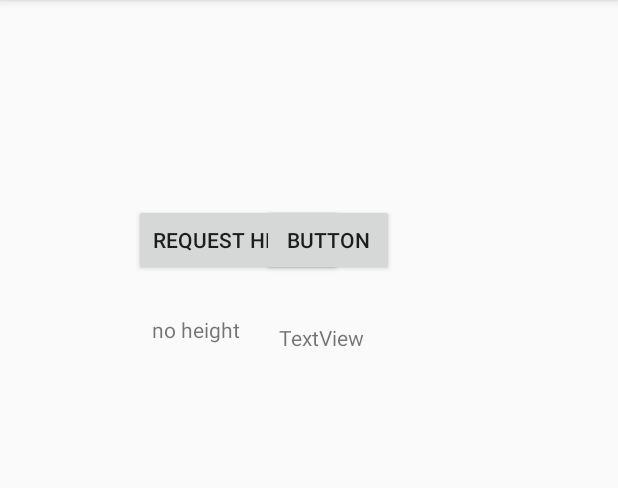
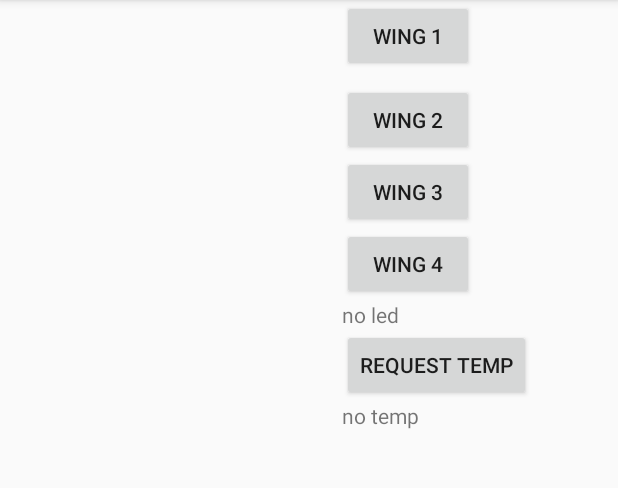
Before and after one commit to harelon/Drones, an Android app: the RequestActivity screen opened directly, with no data from a screen before it, on a phone screen of 412 x 824 dp, the part 84-572 px from its top. Run offline under Robolectric (Android 15) with nearby library versions, the light colour scheme and no system bars.

Commit message:
done mission 6
Signed-off-by: Harel Bar <harel.games@gmail.com>

```diff
--- a/DroneScreen/app/src/main/java/com/example/dronescreen/MessageHandler.java
+++ b/DroneScreen/app/src/main/java/com/example/dronescreen/MessageHandler.java
@@ -1,6 +1,8 @@
 package com.example.dronescreen;
 
 public interface MessageHandler {
-    void onMessage(ColorResponse msg);
-    void onMessage(HeightResponse msg);
+//    void onMessage(ColorResponse msg);
+////    void onMessage(HeightResponse msg);
+    void onMessage(LedResponse msg);
+    void onMessage(TemperatureResponse msg);
 }
--- a/DroneScreen/app/src/main/java/com/example/dronescreen/MessageHeader.java
+++ b/DroneScreen/app/src/main/java/com/example/dronescreen/MessageHeader.java
@@ -19,7 +19,9 @@ class MessageHeader {
         REQUEST_ANGULAR_ORIENTATION (13),
         RESPONSE_ANGULAR_ORIENTATION (14),
         REQUEST_SERVO_DROP (15),
-        RESPONSE_SERVO_DROP(16);
+        RESPONSE_SERVO_DROP(16),
+        REQUEST_LED_ON(17),
+        RESPONSE_LED_ON(18);
 
         private final byte _typeNumber;
         Type(int typeNumber) {
--- a/DroneScreen/app/src/main/java/com/example/dronescreen/ReadWriteThread.java
+++ b/DroneScreen/app/src/main/java/com/example/dronescreen/ReadWriteThread.java
@@ -40,7 +40,7 @@ public class ReadWriteThread extends Thread {
                 // Read from the InputStream
                 //Blocking function!!!!!!!!!!!!!!!!
                 bytes += inputStream.read(buffer,bytes,1);
-                Log.d("bluetoothModule", "bytes read " + buffer[bytes-1]);
+                Log.d("bluetoothModule", "bytes read " + (int)(buffer[bytes-1]&0xFF));
                 Log.d("bytes", Integer.toString(bytes));
 
                 if(bytes==buffer[0])
--- a/DroneScreen/app/src/main/res/layout/request_activity.xml
+++ b/DroneScreen/app/src/main/res/layout/request_activity.xml
@@ -1,5 +1,5 @@
 <?xml version="1.0" encoding="utf-8"?>
-<androidx.constraintlayout.widget.ConstraintLayout xmlns:android="http://schemas.android.com/apk/res/android"
+<LinearLayout xmlns:android="http://schemas.android.com/apk/res/android"
     xmlns:app="http://schemas.android.com/apk/res-auto"
     xmlns:tools="http://schemas.android.com/tools"
     android:layout_width="match_parent"
@@ -7,49 +7,125 @@
     android:orientation="vertical"
     tools:context=".RequestActivity">
 
+<!--    <Button-->
+<!--        android:id="@+id/requestHeight"-->
+<!--        android:layout_width="wrap_content"-->
+<!--        android:layout_height="wrap_content"-->
+<!--        android:layout_marginVertical="30dp"-->
+<!--        android:layout_marginStart="100dp"-->
+<!--        android:layout_marginLeft="100dp"-->
+<!--        android:layout_marginTop="30dp"-->
+<!--        android:onClick="requestHeight"-->
+<!--        android:text="@string/request_height"-->
+<!--        app:layout_constraintBottom_toBottomOf="@+id/requestColor"-->
+<!--        app:layout_constraintStart_toStartOf="parent"-->
+<!--        app:layout_constraintTop_toTopOf="@+id/requestColor" />-->
+
+<!--    <Button-->
+<!--        android:id="@+id/requestColor"-->
+<!--        android:layout_width="wrap_content"-->
+<!--        android:layout_height="wrap_content"-->
+<!--        android:layout_marginVertical="30dp"-->
+<!--        android:layout_marginTop="30dp"-->
+<!--        android:layout_marginBottom="30dp"-->
+<!--        android:onClick="requestColor"-->
+<!--        android:text="Request Color"-->
+<!--        app:layout_constraintTop_toTopOf="@id/requestHeight"-->
+<!--        tools:layout_editor_absoluteX="356dp" />-->
+
+<!--    <TextView-->
+<!--        android:id="@+id/heightResponse"-->
+<!--        android:layout_width="wrap_content"-->
+<!--        android:layout_height="wrap_content"-->
+<!--        android:layout_marginTop="26dp"-->
+<!--        android:text="no height"-->
+<!--        app:layout_constraintStart_toStartOf="@+id/requestHeight"-->
+<!--        app:layout_constraintTop_toBottomOf="@+id/requestHeight" />-->
+
+<!--    <TextView-->
+<!--        android:id="@+id/colorResponse"-->
+<!--        android:layout_width="wrap_content"-->
+<!--        android:layout_height="wrap_content"-->
+<!--        android:layout_marginVertical="30dp"-->
+<!--        android:text="no color"-->
+<!--        app:layout_constraintStart_toStartOf="@+id/requestColor"-->
+<!--        app:layout_constraintTop_toBottomOf="@+id/requestColor" />-->
+
     <Button
-        android:id="@+id/requestHeight"
+        android:id="@+id/requestLedRed"
         android:layout_width="wrap_content"
         android:layout_height="wrap_content"
-        android:layout_marginStart="89dp"
-        android:layout_marginLeft="89dp"
-        android:onClick="requestHeight"
-        android:text="@string/request_height"
-        app:layout_constraintBottom_toBottomOf="@+id/button3"
-        app:layout_constraintStart_toStartOf="parent"
-        app:layout_constraintTop_toTopOf="@+id/button3" />
+        android:onClick="requestLed"
+        android:layout_marginStart="228dp"
+        android:layout_marginLeft="228dp"
+        android:text="wing 1"
+        app:layout_constraintStart_toStartOf="@+id/requestLedGreen"
+        app:layout_constraintTop_toBottomOf="@+id/requestLedGreen" />
+    <Button
+        android:id="@+id/requestLedGreen"
+        android:layout_width="wrap_content"
+        android:layout_height="wrap_content"
+        android:layout_marginStart="228dp"
+        android:layout_marginLeft="228dp"
+        android:layout_marginTop="8dp"
+        android:onClick="requestLed"
+        android:text="wing 2"
+        app:layout_constraintStart_toStartOf="@+id/requestLedBlue"
+        app:layout_constraintTop_toBottomOf="@+id/requestLedBlue" />
 
     <Button
-        android:id="@+id/button3"
+        android:id="@+id/requestLedBlue"
         android:layout_width="wrap_content"
         android:layout_height="wrap_content"
-        android:layout_marginTop="136dp"
-        android:layout_marginEnd="149dp"
-        android:layout_marginRight="149dp"
-        android:text="Button"
-        android:onClick="requestColor"
-        app:layout_constraintEnd_toEndOf="parent"
+        android:onClick="requestLed"
+        android:layout_marginStart="228dp"
+        android:layout_marginLeft="228dp"
+        android:text="wing 3"
         app:layout_constraintTop_toTopOf="parent" />
 
-    <TextView
-        android:id="@+id/heightResponse"
+    <Button
+        android:id="@+id/requestLedWhite"
         android:layout_width="wrap_content"
         android:layout_height="wrap_content"
-        android:layout_marginStart="12dp"
-        android:layout_marginLeft="12dp"
-        android:layout_marginTop="26dp"
-        android:text="no height"
-        app:layout_constraintStart_toStartOf="@+id/requestHeight"
-        app:layout_constraintTop_toBottomOf="@+id/requestHeight" />
+        android:onClick="requestLed"
+        android:text="wing 4"
+        android:layout_marginStart="228dp"
+        android:layout_marginLeft="228dp"
+        app:layout_constraintStart_toStartOf="@+id/requestLedRed"
+        app:layout_constraintTop_toBottomOf="@+id/requestLedRed" />
 
     <TextView
-        android:id="@+id/colorResponse"
+        android:id="@+id/ledResponse"
         android:layout_width="wrap_content"
         android:layout_height="wrap_content"
-        android:layout_marginStart="11dp"
-        android:layout_marginLeft="11dp"
-        android:layout_marginTop="31dp"
-        android:text="TextView"
-        app:layout_constraintStart_toStartOf="@+id/button3"
-        app:layout_constraintTop_toBottomOf="@+id/button3" />
-</androidx.constraintlayout.widget.ConstraintLayout>
+        android:text="no led"
+        android:layout_marginStart="228dp"
+        android:layout_marginLeft="228dp"
+        app:layout_constraintStart_toStartOf="@+id/requestLedWhite"
+        app:layout_constraintTop_toBottomOf="@+id/requestLedWhite" />
+
+    <Button
+        android:id="@+id/requestTemp"
+        android:layout_width="wrap_content"
+        android:layout_height="wrap_content"
+        android:onClick="requestTemperature"
+        android:text="Request Temp"
+        android:layout_marginStart="228dp"
+        android:layout_marginLeft="228dp"
+        app:layout_constraintStart_toStartOf="@+id/requestLedRed"
+        app:layout_constraintTop_toBottomOf="@+id/ledResponse" />
+
+    <TextView
+        android:id="@+id/tempResponse"
+        android:layout_width="wrap_content"
+        android:layout_height="wrap_content"
+        android:text="no temp"
+        android:layout_marginStart="228dp"
+        android:layout_marginLeft="228dp"
+        app:layout_constraintStart_toStartOf="@+id/requestTemp"
+        app:layout_constraintTop_toBottomOf="@+id/requestTemp" />
+
+
+
+
+</LinearLayout>
```
Also changed, not shown: DroneScreen/app/src/main/java/com/example/dronescreen/LedRequest.java (added, +21 -0 lines), DroneScreen/app/src/main/java/com/example/dronescreen/LedResponse.java (added, +8 -0 lines), DroneScreen/app/src/main/java/com/example/dronescreen/MessageCracker.java (+11 -1 lines), DroneScreen/app/src/main/java/com/example/dronescreen/RequestActivity.java (+69 -13 lines), DroneScreen/app/src/main/java/com/example/dronescreen/TemperatureResponse.java (added, +15 -0 lines), 8 other files.
